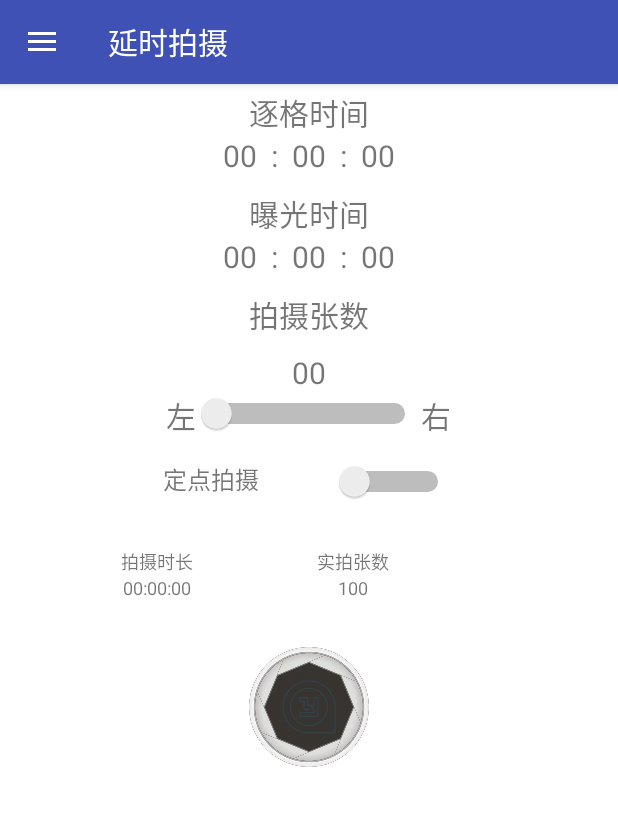
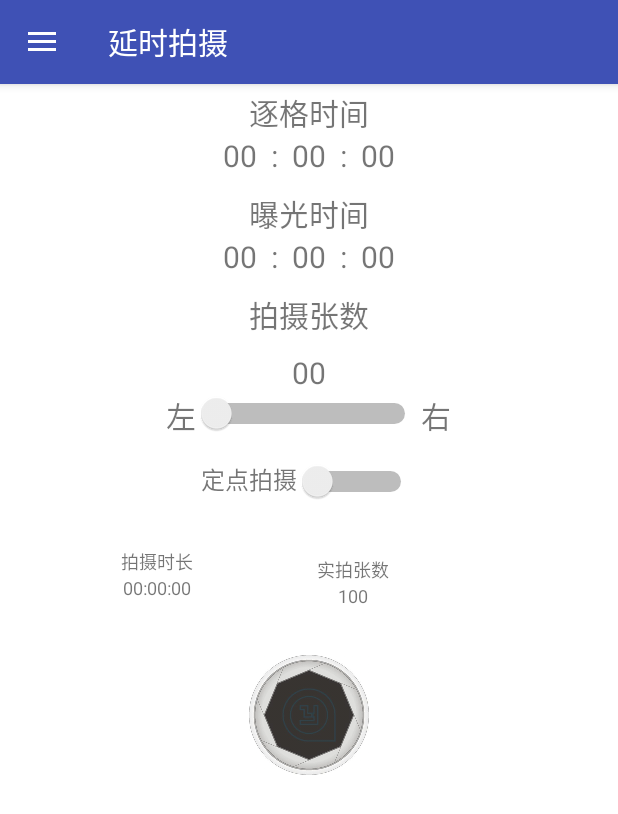
Before and after one commit to mcfire2018/zhiying, an Android app: the DelayShot screen opened directly, with no data from a screen before it, on a phone screen of 412 x 824 dp. Shown: the top 814 px of the screen. Run offline under Robolectric (Android 15) with nearby library versions, the phone set to English and light mode, and no system bars; 2 statements that could not run were skipped.

Commit message:
reslove ui interface

```diff
--- a/app/src/main/res/layout/activity_delayshot_main.xml
+++ b/app/src/main/res/layout/activity_delayshot_main.xml
@@ -200,7 +200,7 @@
             android:layout_width="wrap_content"
             android:layout_height="wrap_content"
             android:layout_gravity="center"
-            android:layout_marginLeft="50dp"
+            android:layout_marginLeft="0dp"
             android:checked="false"
             android:switchMinWidth="80dp"
             android:switchPadding="10dp"
@@ -266,19 +266,18 @@
                 android:id="@+id/shot_times_remain_tv"
                 android:layout_width="wrap_content"
                 android:layout_height="wrap_content"
+                android:layout_marginTop="5dp"
                 android:layout_marginRight="0dp"
-                android:layout_marginTop="0dp"
                 android:text="@string/delayshot_shot_remain"
                 android:textSize="12sp" />
-
 
 
             <TextView
                 android:id="@+id/shot_times_remain"
                 android:layout_width="wrap_content"
                 android:layout_height="wrap_content"
+                android:layout_marginTop="0dp"
                 android:layout_marginRight="0dp"
-                android:layout_marginTop="0dp"
                 android:text="@string/delayshot_shot_remain_default"
                 android:textSize="12sp" />
 
```
Also changed, not shown: 1 other file.
